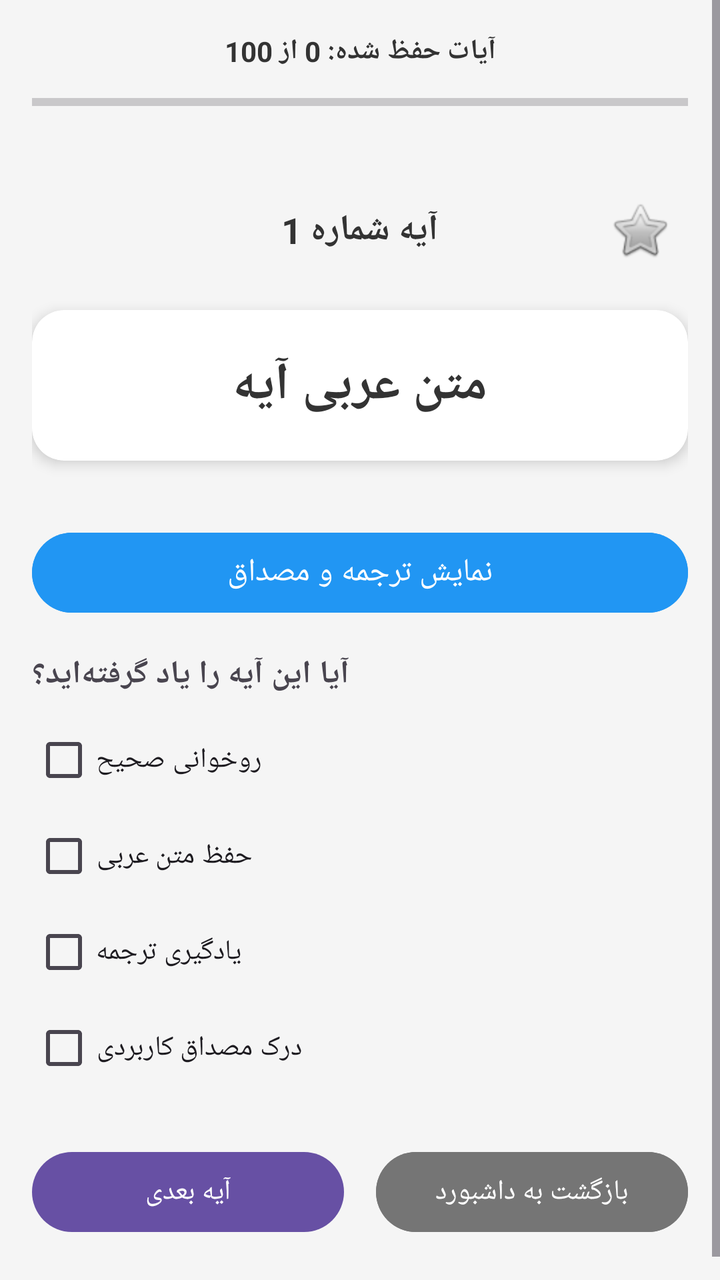
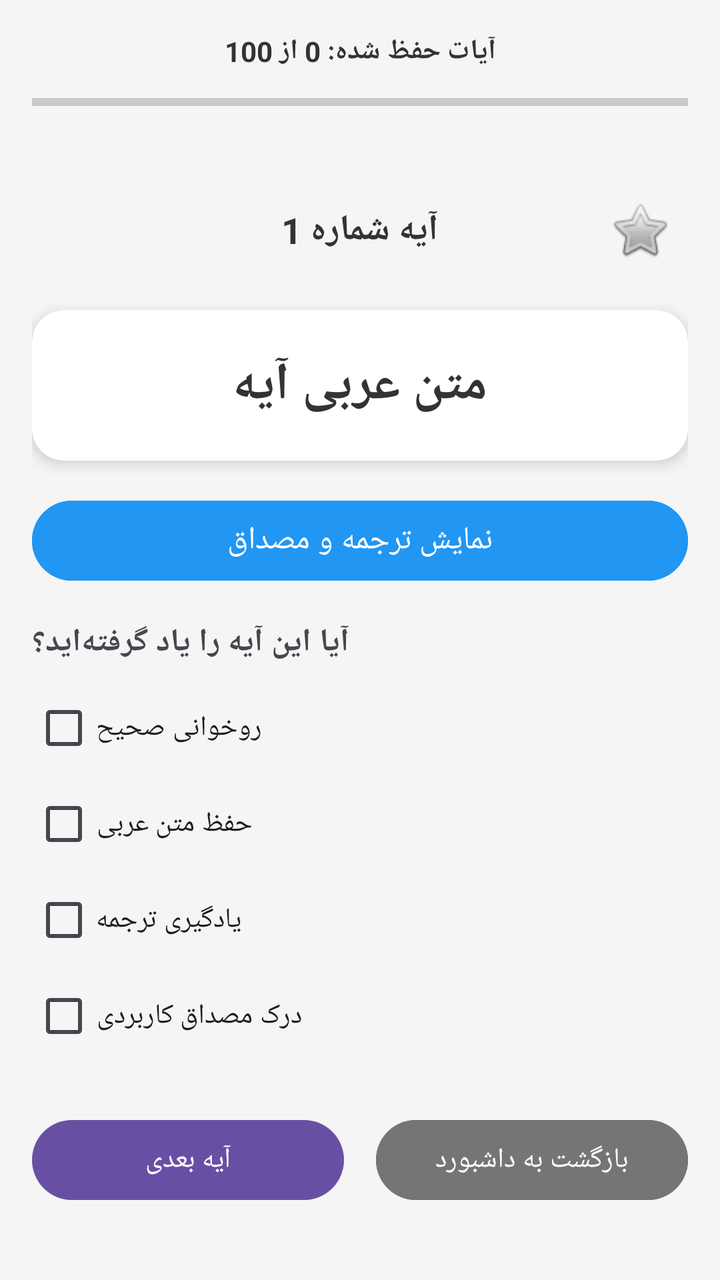

Two renders of the same Android screen: before a commit and after it. Below are the layout's source before the change and the commit's diff.
<!-- AndroidManifest.xml: application theme Theme.Material3.DayNight.NoActionBar -->
<!-- res/layout/activity_main.xml -->
<?xml version="1.0" encoding="utf-8"?>
<ScrollView xmlns:android="http://schemas.android.com/apk/res/android"
    xmlns:app="http://schemas.android.com/apk/res-auto"
    xmlns:tools="http://schemas.android.com/tools"
    android:layout_width="match_parent"
    android:layout_height="match_parent"
    android:background="#F5F5F5"
    tools:context=".MainActivity">

    <LinearLayout
        android:layout_width="match_parent"
        android:layout_height="wrap_content"
        android:orientation="vertical"
        android:padding="16dp">

        
        <LinearLayout
            android:layout_width="match_parent"
            android:layout_height="wrap_content"
            android:orientation="vertical"
            android:layout_marginBottom="16dp">

            <TextView
                android:id="@+id/progressStatsText"
                android:layout_width="match_parent"
                android:layout_height="wrap_content"
                android:text="آیات حفظ شده: 0 از 100"
                android:gravity="center"
                android:textColor="#333333"
                android:textSize="14sp"
                android:textStyle="bold"
                android:layout_marginBottom="8dp"/>

            <ProgressBar
                android:id="@+id/progressBar"
                style="?android:attr/progressBarStyleHorizontal"
                android:layout_width="match_parent"
                android:layout_height="wrap_content"
                android:max="100"
                android:progress="0"
                android:progressTint="#4CAF50"
                android:layout_marginBottom="16dp"/>
        </LinearLayout>

        
        <RelativeLayout
            android:layout_width="match_parent"
            android:layout_height="wrap_content"
            android:layout_marginBottom="16dp">

            <TextView
                android:id="@+id/verseNumber"
                android:layout_width="wrap_content"
                android:layout_height="wrap_content"
                android:layout_centerInParent="true"
                android:text="آیه شماره 1"
                android:textColor="#333333"
                android:textSize="18sp"
                android:textStyle="bold" />

            <ImageButton
                android:id="@+id/favoriteButton"
                android:layout_width="48dp"
                android:layout_height="48dp"
                android:layout_alignParentEnd="true"
                android:background="?attr/selectableItemBackgroundBorderless"
                android:contentDescription="علاقه‌مندی‌ها"
                android:src="@android:drawable/btn_star_big_off" />
        </RelativeLayout>

        
        <androidx.cardview.widget.CardView
            android:layout_width="match_parent"
            android:layout_height="wrap_content"
            android:layout_marginBottom="16dp"
            app:cardCornerRadius="16dp"
            app:cardElevation="4dp">

            <TextView
                android:id="@+id/arabicText"
                android:layout_width="match_parent"
                android:layout_height="wrap_content"
                android:gravity="center"
                android:padding="20dp"
                android:text="متن عربی آیه"
                android:textColor="#333333"
                android:textSize="26sp"
                android:textStyle="bold" />
        </androidx.cardview.widget.CardView>

        
        
        <androidx.recyclerview.widget.RecyclerView
            android:id="@+id/wordsRecyclerView"
            android:layout_width="match_parent"
            android:layout_height="wrap_content"
            android:layout_marginBottom="16dp"
            android:nestedScrollingEnabled="false"
            android:layoutDirection="rtl" />
        

        
        <Button
            android:id="@+id/btnShowTranslation"
            android:layout_width="match_parent"
            android:layout_height="wrap_content"
            android:text="نمایش ترجمه و مصداق"
            android:textSize="16sp"
            android:backgroundTint="#2196F3"
            android:textColor="#FFFFFF"
            android:layout_marginBottom="16dp" />

        
        <androidx.cardview.widget.CardView
            android:id="@+id/cardTranslation"
            android:layout_width="match_parent"
            android:layout_height="wrap_content"
            android:layout_marginBottom="16dp"
            android:visibility="gone"
            app:cardCornerRadius="12dp"
            app:cardElevation="2dp">

            <TextView
                android:id="@+id/translation"
                android:layout_width="match_parent"
                android:layout_height="wrap_content"
                android:padding="16dp"
                android:text="ترجمه فارسی"
                android:textColor="#666666"
                android:textSize="18sp"
                android:lineSpacingExtra="4dp"/>
        </androidx.cardview.widget.CardView>

        
        <androidx.cardview.widget.CardView
            android:id="@+id/cardExample"
            android:layout_width="match_parent"
            android:layout_height="wrap_content"
            android:layout_marginBottom="24dp"
            android:visibility="gone"
            app:cardCornerRadius="12dp"
            app:cardElevation="2dp">

            <TextView
                android:id="@+id/exampleText"
                android:layout_width="match_parent"
                android:layout_height="wrap_content"
                android:padding="16dp"
                android:text="مصداق کاربردی"
                android:textColor="#00796B"
                android:textSize="16sp"
                android:textStyle="italic"
                android:lineSpacingExtra="4dp"/>
        </androidx.cardview.widget.CardView>

        
        <TextView
            android:layout_width="wrap_content"
            android:layout_height="wrap_content"
            android:text="آیا این آیه را یاد گرفته‌اید؟"
            android:textSize="16sp"
            android:textStyle="bold"
            android:layout_marginBottom="8dp"/>

        
        <LinearLayout
            android:layout_width="match_parent"
            android:layout_height="wrap_content"
            android:orientation="vertical"
            android:layout_marginBottom="24dp">

            <CheckBox android:id="@+id/checkBox1" android:layout_width="wrap_content" android:layout_height="wrap_content" android:text="روخوانی صحیح" />
            <CheckBox android:id="@+id/checkBox2" android:layout_width="wrap_content" android:layout_height="wrap_content" android:text="حفظ متن عربی" />
            <CheckBox android:id="@+id/checkBox3" android:layout_width="wrap_content" android:layout_height="wrap_content" android:text="یادگیری ترجمه" />
            <CheckBox android:id="@+id/checkBox4" android:layout_width="wrap_content" android:layout_height="wrap_content" android:text="درک مصداق کاربردی" />
        </LinearLayout>

        
        <LinearLayout
            android:layout_width="match_parent"
            android:layout_height="wrap_content"
            android:orientation="horizontal"
            android:gravity="center"
            android:layout_marginBottom="16dp">

            <Button
                android:id="@+id/nextButton"
                android:layout_width="0dp"
                android:layout_height="wrap_content"
                android:layout_weight="1"
                android:text="آیه بعدی"
                android:layout_marginEnd="8dp"/>

            <Button
                android:id="@+id/btnBackToDashboard"
                android:layout_width="0dp"
                android:layout_height="wrap_content"
                android:layout_weight="1"
                android:text="بازگشت به داشبورد"
                android:backgroundTint="#757575"
                android:layout_marginStart="8dp"/>
        </LinearLayout>

    </LinearLayout>
</ScrollView>
<!-- resources referenced by this layout -->
<resources>

</resources>

<!-- the commit's change to res/layout/activity_main.xml (unified diff, before → after) -->
@@ -96,7 +96,8 @@
             android:layout_height="wrap_content"
             android:layout_marginBottom="16dp"
             android:nestedScrollingEnabled="false"
-            android:layoutDirection="rtl" />
+            android:layoutDirection="rtl"
+            android:visibility="gone" />
         
 
         
